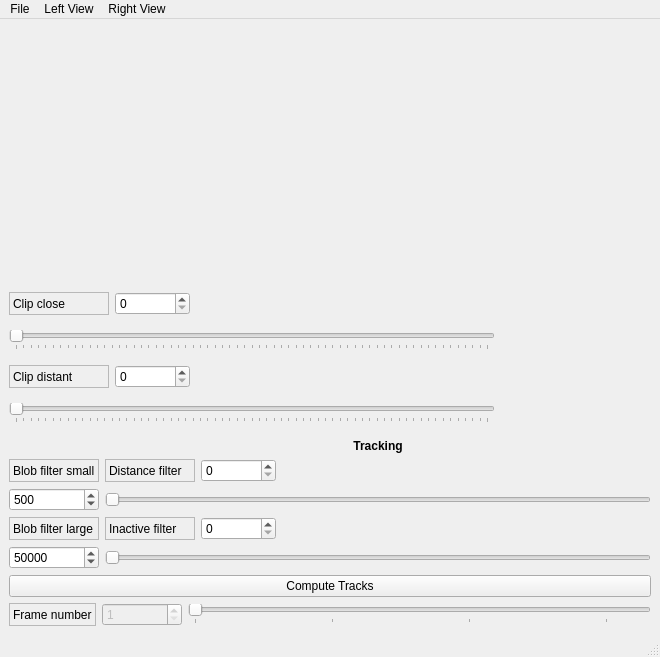
tiltit/Kinect-Experiments, file RecordTracker/recordTracker.ui: the form before one commit.
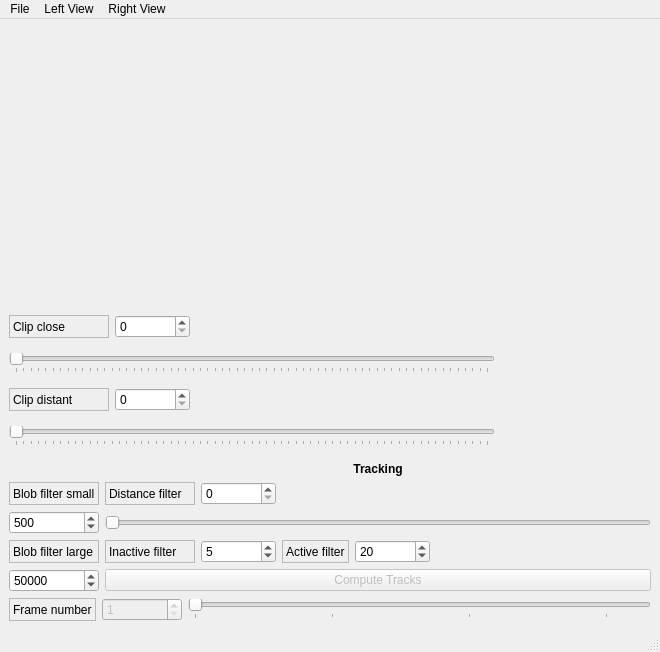
The form after the commit. Custom widgets are drawn as their Qt base class.

Patch:
```diff
--- a/RecordTracker/recordTracker.ui
+++ b/RecordTracker/recordTracker.ui
@@ -7,7 +7,7 @@
     <x>0</x>
     <y>0</y>
     <width>660</width>
-    <height>657</height>
+    <height>652</height>
    </rect>
   </property>
   <property name="windowTitle">
@@ -205,16 +205,6 @@
       </item>
       <item>
        <layout class="QGridLayout" name="gridLayout">
-        <item row="6" column="0">
-         <widget class="QSpinBox" name="blobFilterLargeSpinBox">
-          <property name="maximum">
-           <number>65535</number>
-          </property>
-          <property name="value">
-           <number>50000</number>
-          </property>
-         </widget>
-        </item>
         <item row="3" column="2">
          <widget class="QSlider" name="blobDistanceFilterSlider">
           <property name="orientation">
@@ -310,6 +300,38 @@
               <height>0</height>
              </size>
             </property>
+            <property name="maximum">
+             <number>500</number>
+            </property>
+            <property name="value">
+             <number>5</number>
+            </property>
+           </widget>
+          </item>
+          <item>
+           <widget class="QLabel" name="label_9">
+            <property name="frameShape">
+             <enum>QFrame::StyledPanel</enum>
+            </property>
+            <property name="text">
+             <string>Active filter</string>
+            </property>
+           </widget>
+          </item>
+          <item>
+           <widget class="QSpinBox" name="blobActiveFilterSpinBox">
+            <property name="minimumSize">
+             <size>
+              <width>75</width>
+              <height>0</height>
+             </size>
+            </property>
+            <property name="maximum">
+             <number>500</number>
+            </property>
+            <property name="value">
+             <number>20</number>
+            </property>
            </widget>
           </item>
           <item>
@@ -357,10 +379,23 @@
           </property>
          </widget>
         </item>
-        <item row="6" column="2">
-         <widget class="QSlider" name="blobInactiveFilterSlider">
-          <property name="orientation">
-           <enum>Qt::Horizontal</enum>
+        <item row="5" column="0">
+         <widget class="QSpinBox" name="blobFilterLargeSpinBox">
+          <property name="maximum">
+           <number>65535</number>
+          </property>
+          <property name="value">
+           <number>50000</number>
+          </property>
+         </widget>
+        </item>
+        <item row="5" column="2">
+         <widget class="QPushButton" name="computeButton">
+          <property name="enabled">
+           <bool>false</bool>
+          </property>
+          <property name="text">
+           <string>Compute Tracks</string>
           </property>
          </widget>
         </item>
@@ -368,13 +403,6 @@
       </item>
      </layout>
     </item>
-    <item>
-     <widget class="QPushButton" name="computeButton">
-      <property name="text">
-       <string>Compute Tracks</string>
-      </property>
-     </widget>
-    </item>
     <item>
      <layout class="QHBoxLayout" name="horizontalLayout_2">
       <item>
```
